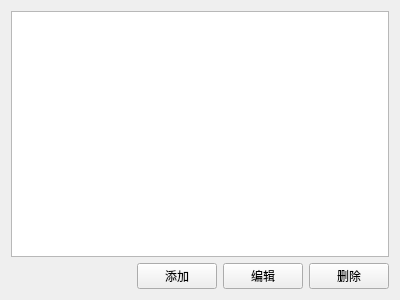
The window that app/views/access_widget.ui (bbtfr/nibelung) describes before a commit, drawn with Qt 5.
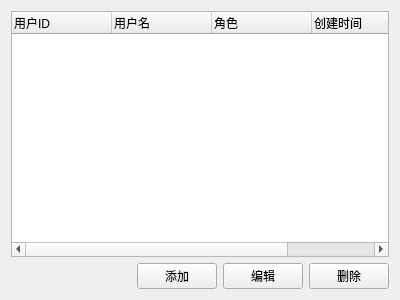
The same window after the commit.

Commit message: use tree widget to show data

Diff of the .ui file:
```diff
--- a/app/views/access_widget.ui
+++ b/app/views/access_widget.ui
@@ -49,7 +49,33 @@
     </widget>
    </item>
    <item row="0" column="0" colspan="4">
-    <widget class="QListWidget" name="listWidget"/>
+    <widget class="QTreeWidget" name="treeWidget">
+     <column>
+      <property name="text">
+       <string>用户ID</string>
+      </property>
+     </column>
+     <column>
+      <property name="text">
+       <string>用户名</string>
+      </property>
+     </column>
+     <column>
+      <property name="text">
+       <string>角色</string>
+      </property>
+     </column>
+     <column>
+      <property name="text">
+       <string>创建时间</string>
+      </property>
+     </column>
+     <column>
+      <property name="text">
+       <string>更新时间</string>
+      </property>
+     </column>
+    </widget>
    </item>
   </layout>
  </widget>
```
Left out of the diff: 20 changed lines with no effect on the pictures. The commit also changes 11 other files.
